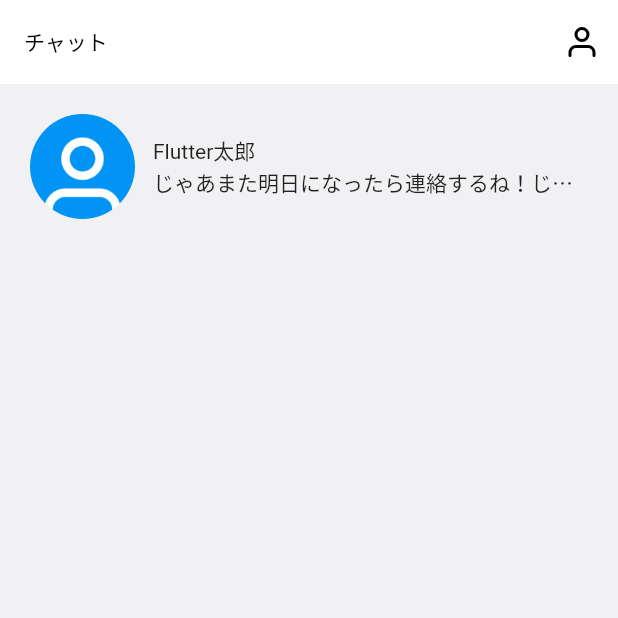
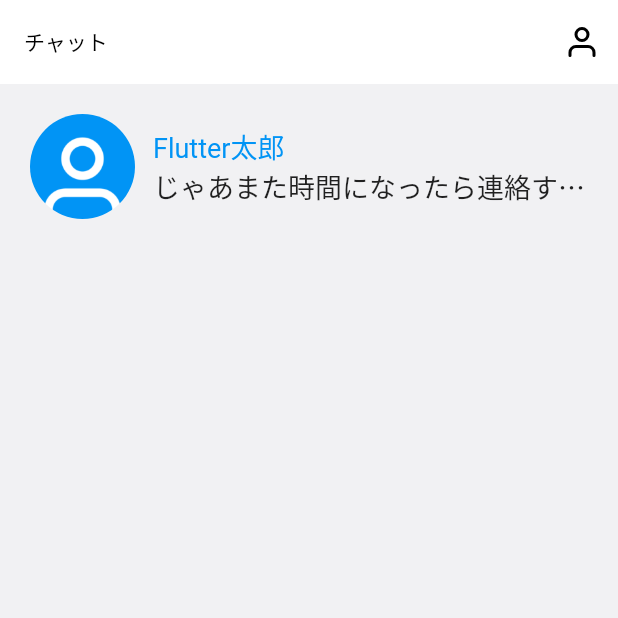
Before and after one commit to dshukertjr/chat, a Flutter app: the ThreadsPage screen opened directly, on a phone screen of 412 x 824 dp, the top half of it. Run offline on Flutter 3.47's test engine with Material 2 defaults, Android fonts, the phone set to English and light mode, and no system bars; our stand-ins replace flutter_feather_icons.

Commit message:
refactored thread cell

```diff
--- a/lib/main.dart
+++ b/lib/main.dart
@@ -27,7 +27,7 @@ class MyApp extends StatelessWidget {
         inputDecorationTheme: const InputDecorationTheme(
           border: OutlineInputBorder(),
         ),
-        primarySwatch: Colors.blue,
+        primaryColor: const Color(0xFF0194F5),
         visualDensity: VisualDensity.adaptivePlatformDensity,
       ),
       home: EditProfilePage(),
--- /dev/null
+++ b/lib/models/thread.dart
@@ -0,0 +1,15 @@
+import 'package:flutter/foundation.dart';
+
+class Thread {
+  final String id;
+  final String text;
+  final DateTime updatedAt;
+  final List<String> uids;
+
+  Thread({
+    @required this.id,
+    @required this.text,
+    @required this.updatedAt,
+    @required this.uids,
+  });
+}
--- a/lib/pages/threads_page.dart
+++ b/lib/pages/threads_page.dart
@@ -1,3 +1,4 @@
+import 'package:chat/models/thread.dart';
 import 'package:chat/pages/edit_profile_page.dart';
 import 'package:flutter/material.dart';
 import 'package:flutter_feather_icons/flutter_feather_icons.dart';
@@ -27,6 +28,33 @@ class ThreadsPage extends StatelessWidget {
           horizontal: 20,
         ),
         itemBuilder: (_, index) {
+          final thread = Thread(
+            id: 'aaa',
+            text: 'じゃあまた時間になったら連絡するね',
+            updatedAt: DateTime.now(),
+            uids: ['aaa', 'bbb'],
+          );
+          return _ThreadCell(thread: thread);
+        },
+        separatorBuilder: (_, __) {
+          return const Divider();
+        },
+        itemCount: 1,
+      ),
+    );
+  }
+}
+
+class _ThreadCell extends StatelessWidget {
+  const _ThreadCell({
+    Key key,
+    @required this.thread,
+  }) : super(key: key);
+
+  final Thread thread;
+
+  @override
+  Widget build(BuildContext context) {
     return Row(
       children: [
         ClipOval(
@@ -41,23 +69,25 @@ class ThreadsPage extends StatelessWidget {
           child: Column(
             crossAxisAlignment: CrossAxisAlignment.start,
             children: [
-                    Text('Flutter太郎'),
               Text(
-                      'じゃあまた明日になったら連絡するね！じゃあまた明日になったら連絡するね！',
+                'Flutter太郎',
+                style: TextStyle(
+                  color: Theme.of(context).primaryColor,
+                  fontSize: 18,
+                ),
+              ),
+              Text(
+                thread.text,
                 maxLines: 1,
                 overflow: TextOverflow.ellipsis,
+                style: const TextStyle(
+                  fontSize: 18,
+                ),
               ),
             ],
           ),
         ),
       ],
     );
-        },
-        separatorBuilder: (_, __) {
-          return const Divider();
-        },
-        itemCount: 1,
-      ),
-    );
   }
 }
```
Lines whose indentation alone changed are shown as unchanged.
